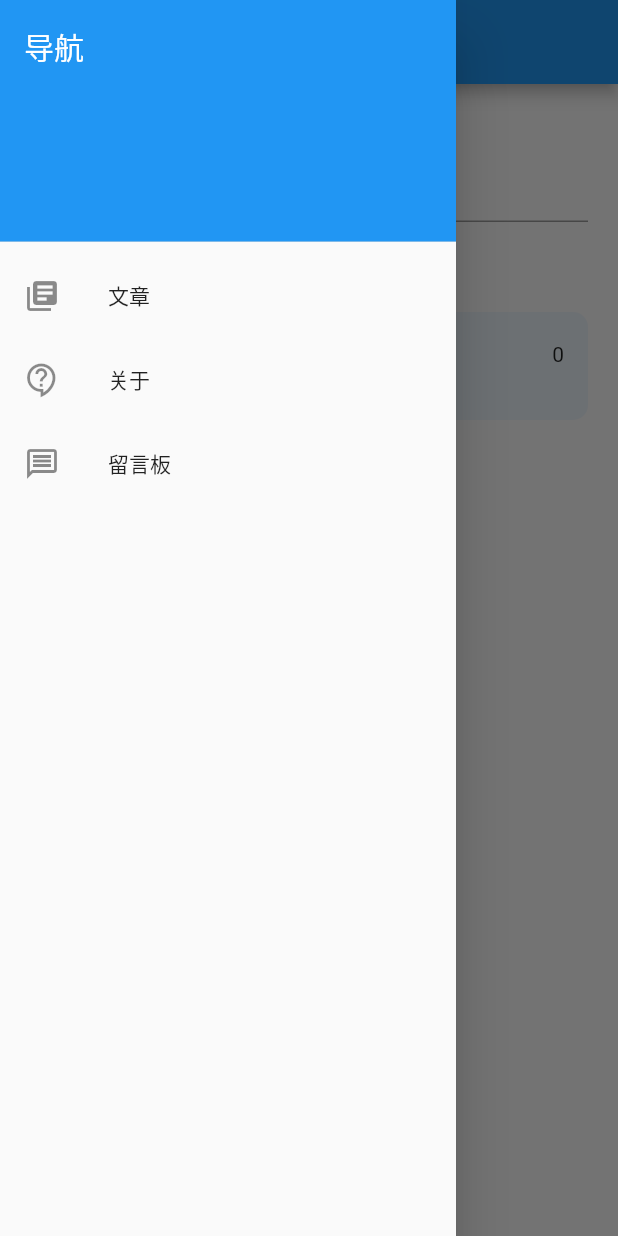
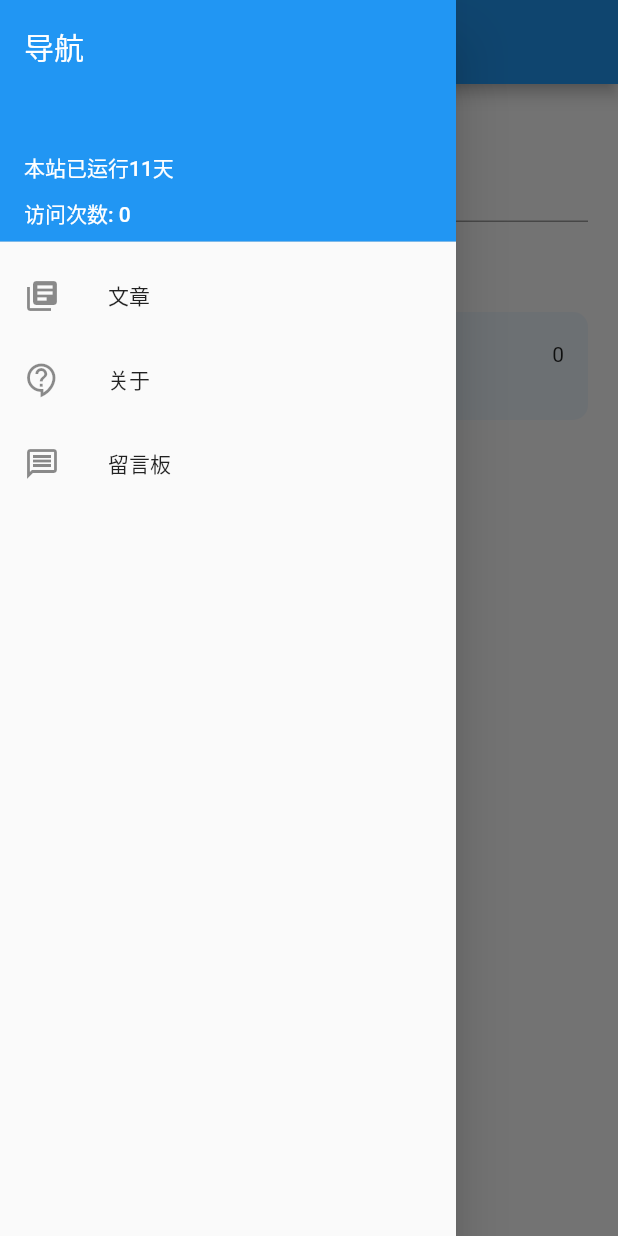
Before and after one commit to mdd3135/my_blog, a Flutter app: the screen it shows after launch, with the side drawer open, on a phone screen of 412 x 824 dp. Run offline on Flutter 3.47's test engine with Material 2 defaults, Android fonts, the phone set to English and light mode, and no system bars; our stand-ins replace flutter_markdown, go_router; network calls fail; Roboto replaces fonts that are missing (SourceHanSansCN); statements that could not run were skipped.

Commit message:
移动端显示统计信息

```diff
--- a/lib/homePage.dart
+++ b/lib/homePage.dart
@@ -125,11 +125,28 @@ class _HomePageState extends State<HomePage> {
                 child: ListView(
                   padding: EdgeInsets.zero,
                   children: [
-                    const DrawerHeader(
-                      decoration: BoxDecoration(color: Colors.blue),
-                      child: Text(
-                        "导航",
-                        style: TextStyle(color: Colors.white, fontSize: 20),
+                    DrawerHeader(
+                      decoration: const BoxDecoration(color: Colors.blue),
+                      child: Column(
+                        crossAxisAlignment: CrossAxisAlignment.start,
+                        children: [
+                          const Text(
+                            "导航",
+                            style: TextStyle(color: Colors.white, fontSize: 20),
+                          ),
+                          const Expanded(child: Text("")),
+                          Container(
+                            margin: const EdgeInsets.only(bottom: 10),
+                            child: Text(
+                              "本站已运行${DateTime.now().difference(Values.dateTime).inDays}天",
+                              style: const TextStyle(color: Colors.white),
+                            ),
+                          ),
+                          Text(
+                            "访问次数: ${Values.visit}",
+                            style: const TextStyle(color: Colors.white),
+                          )
+                        ],
                       ),
                     ),
                     ListTile(
```
Also changed, not shown: 2 other files.
